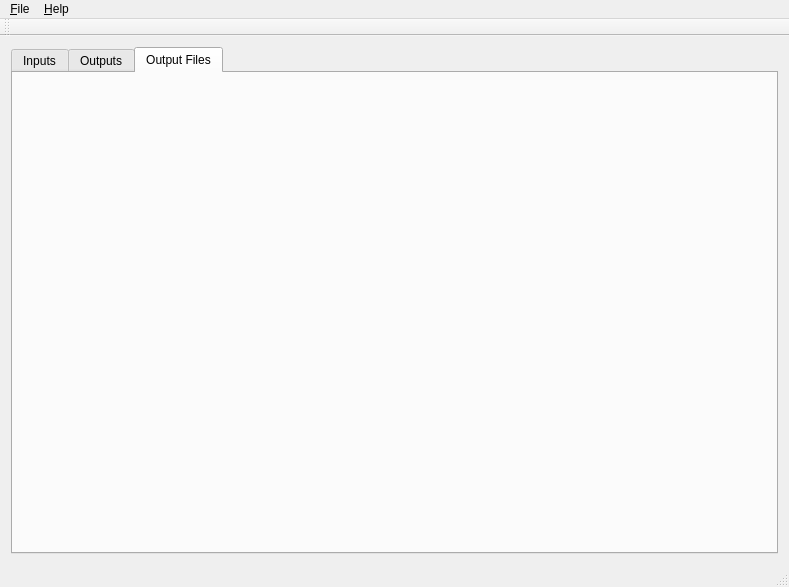
Old version of the form mainwindow.ui in the repository nschindler-noaa/compass-converter.
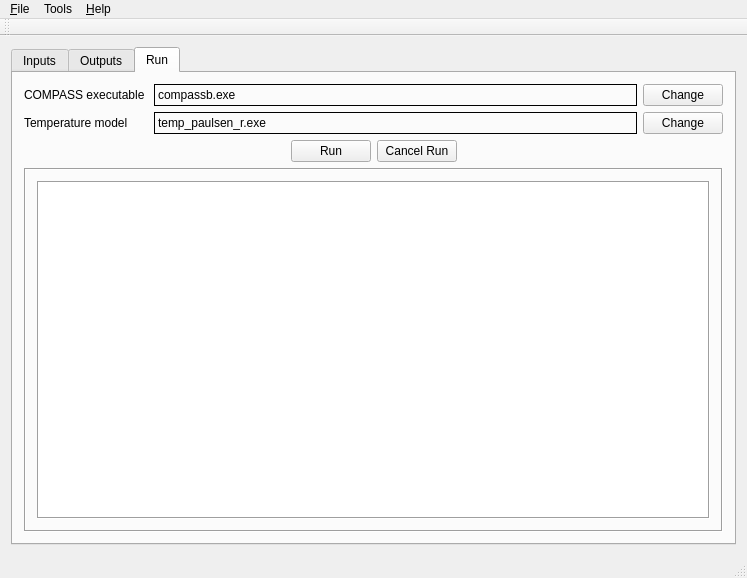
New version of the form. The open tabs and pages were chosen to show the change.

What changed in the file:
```diff
--- a/mainwindow.ui
+++ b/mainwindow.ui
@@ -6,8 +6,8 @@
    <rect>
     <x>0</x>
     <y>0</y>
-    <width>789</width>
-    <height>587</height>
+    <width>747</width>
+    <height>578</height>
    </rect>
   </property>
   <property name="windowTitle">
@@ -304,107 +304,6 @@
           </property>
          </widget>
         </item>
-        <item row="5" column="0" colspan="3">
-         <widget class="QFrame" name="frameRun">
-          <property name="sizePolicy">
-           <sizepolicy hsizetype="Preferred" vsizetype="Preferred">
-            <horstretch>1</horstretch>
-            <verstretch>1</verstretch>
-           </sizepolicy>
-          </property>
-          <property name="minimumSize">
-           <size>
-            <width>0</width>
-            <height>240</height>
-           </size>
-          </property>
-          <property name="maximumSize">
-           <size>
-            <width>16777215</width>
-            <height>480</height>
-           </size>
-          </property>
-          <property name="frameShape">
-           <enum>QFrame::Panel</enum>
-          </property>
-          <property name="frameShadow">
-           <enum>QFrame::Sunken</enum>
-          </property>
-          <property name="lineWidth">
-           <number>3</number>
-          </property>
-          <property name="midLineWidth">
-           <number>3</number>
-          </property>
-         </widget>
-        </item>
-        <item row="1" column="0">
-         <widget class="QLabel" name="labelTransport">
-          <property name="text">
-           <string>Generate fish Transport based on</string>
-          </property>
-         </widget>
-        </item>
-        <item row="0" column="1">
-         <widget class="QLabel" name="labelOutputDirectory">
-          <property name="frameShape">
-           <enum>QFrame::Box</enum>
-          </property>
-          <property name="text">
-           <string>/pre-proc</string>
-          </property>
-         </widget>
-        </item>
-        <item row="0" column="2">
-         <widget class="QPushButton" name="pushButtonOutputDirectory">
-          <property name="maximumSize">
-           <size>
-            <width>120</width>
-            <height>16777215</height>
-           </size>
-          </property>
-          <property name="text">
-           <string>Change</string>
-          </property>
-         </widget>
-        </item>
-        <item row="4" column="0" colspan="3">
-         <layout class="QHBoxLayout" name="horizontalLayout">
-          <item>
-           <spacer name="horizontalSpacer_2">
-            <property name="orientation">
-             <enum>Qt::Horizontal</enum>
-            </property>
-            <property name="sizeHint" stdset="0">
-             <size>
-              <width>40</width>
-              <height>20</height>
-             </size>
-            </property>
-           </spacer>
-          </item>
-          <item>
-           <widget class="QPushButton" name="pushButtonRun">
-            <property name="text">
-             <string>Run</string>
-            </property>
-           </widget>
-          </item>
-          <item>
-           <spacer name="horizontalSpacer">
-            <property name="orientation">
-             <enum>Qt::Horizontal</enum>
-            </property>
-            <property name="sizeHint" stdset="0">
-             <size>
-              <width>40</width>
-              <height>20</height>
-             </size>
-            </property>
-           </spacer>
-          </item>
-         </layout>
-        </item>
         <item row="1" column="1">
          <widget class="QComboBox" name="comboBoxTransport">
           <item>
@@ -462,8 +361,148 @@
       </widget>
       <widget class="QWidget" name="tabOutputFiles">
        <attribute name="title">
-        <string>Output Files</string>
+        <string>Run</string>
        </attribute>
+       <layout class="QGridLayout" name="gridLayout_4">
+        <item row="3" column="0" colspan="3">
+         <layout class="QHBoxLayout" name="horizontalLayoutRun">
+          <item>
+           <spacer name="horizontalSpacerRun1">
+            <property name="orientation">
+             <enum>Qt::Horizontal</enum>
+            </property>
+            <property name="sizeHint" stdset="0">
+             <size>
+              <width>40</width>
+              <height>20</height>
+             </size>
+            </property>
+           </spacer>
+          </item>
+          <item>
+           <widget class="QPushButton" name="pushButtonRun">
+            <property name="text">
+             <string>Run</string>
+            </property>
+           </widget>
+          </item>
+          <item>
+           <widget class="QPushButton" name="pushButtonCancelRun">
+            <property name="text">
+             <string>Cancel Run</string>
+            </property>
+           </widget>
+          </item>
+          <item>
+           <spacer name="horizontalSpacerRun2">
+            <property name="orientation">
+             <enum>Qt::Horizontal</enum>
+            </property>
+            <property name="sizeHint" stdset="0">
+             <size>
+              <width>40</width>
+              <height>20</height>
+             </size>
+            </property>
+           </spacer>
+          </item>
+         </layout>
+        </item>
+        <item row="2" column="2">
+         <widget class="QPushButton" name="pushButtonChangeTemp">
+          <property name="text">
+           <string>Change</string>
+          </property>
+         </widget>
+        </item>
+        <item row="4" column="0" colspan="3">
+         <widget class="QFrame" name="frameConOut">
+          <property name="sizePolicy">
+           <sizepolicy hsizetype="Preferred" vsizetype="Preferred">
+            <horstretch>0</horstretch>
+            <verstretch>1</verstretch>
+           </sizepolicy>
+          </property>
+          <property name="frameShape">
+           <enum>QFrame::Box</enum>
+          </property>
+          <property name="frameShadow">
+           <enum>QFrame::Sunken</enum>
+          </property>
+          <property name="lineWidth">
+           <number>1</number>
+          </property>
+          <layout class="QVBoxLayout" name="verticalLayout_4">
+           <item>
+            <widget class="QPlainTextEdit" name="plainTextEditOut">
+             <property name="frameShape">
+              <enum>QFrame::Box</enum>
+             </property>
+             <property name="lineWrapMode">
+              <enum>QPlainTextEdit::NoWrap</enum>
+             </property>
+             <property name="readOnly">
+              <bool>true</bool>
+             </property>
+            </widget>
+           </item>
+          </layout>
+         </widget>
+        </item>
+        <item row="1" column="0">
+         <widget class="QLabel" name="labelCompassb">
+          <property name="text">
+           <string>COMPASS executable </string>
+          </property>
+         </widget>
+        </item>
+        <item row="1" column="2">
+         <widget class="QPushButton" name="pushButtonChangeCompassb">
+          <property name="text">
+           <string>Change</string>
+          </property>
+         </widget>
+        </item>
+        <item row="2" column="0">
+         <widget class="QLabel" name="labelTemp">
+          <property name="text">
+           <string>Temperature model</string>
+          </property>
+         </widget>
+        </item>
+        <item row="2" column="1">
+         <widget class="QLabel" name="labelTempExe">
+          <property name="sizePolicy">
+           <sizepolicy hsizetype="Preferred" vsizetype="Preferred">
+            <horstretch>0</horstretch>
+            <verstretch>1</verstretch>
+           </sizepolicy>
+          </property>
+          <property name="frameShape">
+           <enum>QFrame::Box</enum>
+          </property>
+          <property name="text">
+           <string>temp_paulsen_r.exe</string>
+          </property>
+         </widget>
+        </item>
+        <item row="1" column="1">
+         <widget class="QLabel" name="labelCompassbExe">
+          <property name="sizePolicy">
+           <sizepolicy hsizetype="Preferred" vsizetype="Preferred">
+            <horstretch>1</horstretch>
+            <verstretch>0</verstretch>
+           </sizepolicy>
+          </property>
+          <property name="frameShape">
+           <enum>QFrame::Box</enum>
+          </property>
+          <property name="text">
+           <string>compassb.exe</string>
+          </property>
+         </widget>
+        </item>
+       </layout>
       </widget>
      </widget>
     </item>
@@ -474,7 +513,7 @@
     <rect>
      <x>0</x>
      <y>0</y>
-     <width>789</width>
+     <width>747</width>
      <height>26</height>
     </rect>
    </property>
@@ -492,7 +531,15 @@
     <addaction name="separator"/>
     <addaction name="actionAbout"/>
    </widget>
+   <widget class="QMenu" name="menuTools">
+    <property name="title">
+     <string>Tools</string>
+    </property>
+    <addaction name="actioncompassb"/>
+    <addaction name="actionAlternateTempModel"/>
+   </widget>
    <addaction name="menu_File"/>
+   <addaction name="menuTools"/>
    <addaction name="menu_Help"/>
   </widget>
   <widget class="QToolBar" name="mainToolBar">
```
Left out of the diff: 241 changed lines with no effect on the pictures.
